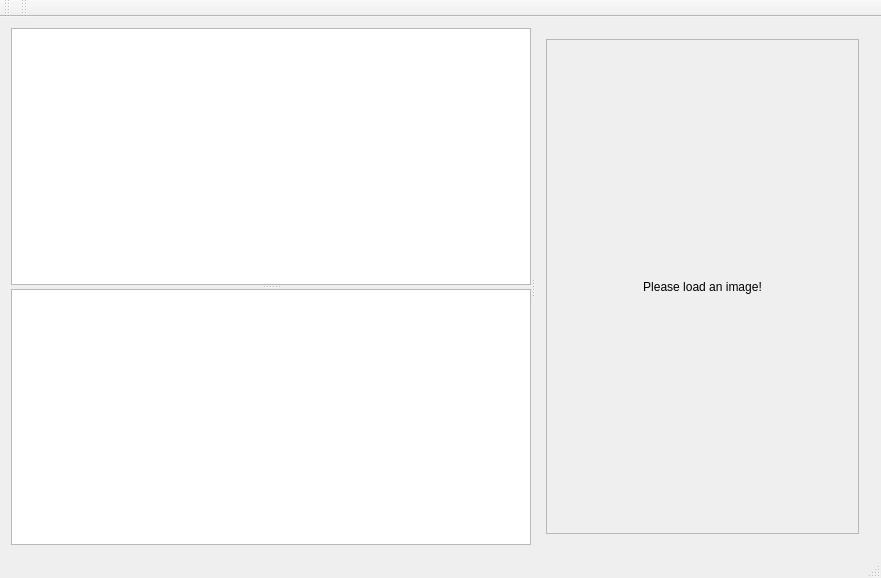
stampho/dice, file dicewindow.ui: the form before one commit.
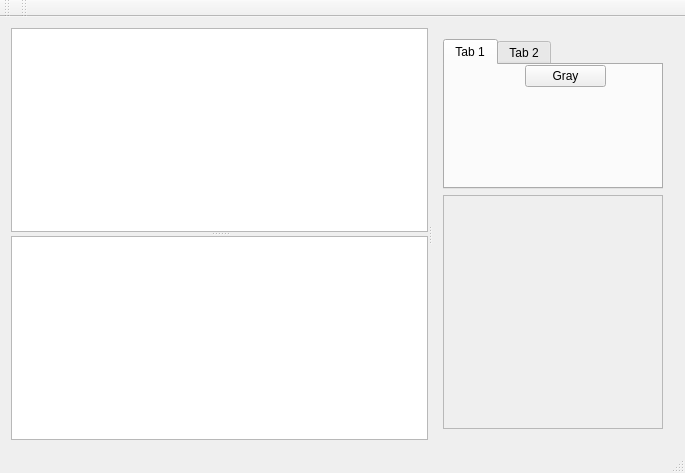
The form after the commit.

Commit message: Implement ImageStack and ImageLoader classes

What changed in the file:
```diff
--- a/dicewindow.ui
+++ b/dicewindow.ui
@@ -6,8 +6,8 @@
    <rect>
     <x>0</x>
     <y>0</y>
-    <width>881</width>
-    <height>578</height>
+    <width>685</width>
+    <height>473</height>
    </rect>
   </property>
   <property name="windowTitle">
@@ -28,17 +28,23 @@
       </property>
       <widget class="QSplitter" name="fileSplitter">
        <property name="sizePolicy">
-        <sizepolicy hsizetype="Preferred" vsizetype="Expanding">
+        <sizepolicy hsizetype="Preferred" vsizetype="Preferred">
          <horstretch>0</horstretch>
          <verstretch>0</verstretch>
         </sizepolicy>
        </property>
+       <property name="minimumSize">
+        <size>
+         <width>0</width>
+         <height>0</height>
+        </size>
+       </property>
        <property name="orientation">
         <enum>Qt::Vertical</enum>
        </property>
        <widget class="QTreeView" name="dirBrowser">
         <property name="sizePolicy">
-         <sizepolicy hsizetype="Preferred" vsizetype="Expanding">
+         <sizepolicy hsizetype="Preferred" vsizetype="MinimumExpanding">
           <horstretch>0</horstretch>
           <verstretch>0</verstretch>
          </sizepolicy>
@@ -46,7 +52,7 @@
        </widget>
        <widget class="QListView" name="fileBrowser">
         <property name="sizePolicy">
-         <sizepolicy hsizetype="Preferred" vsizetype="Expanding">
+         <sizepolicy hsizetype="Preferred" vsizetype="MinimumExpanding">
           <horstretch>0</horstretch>
           <verstretch>0</verstretch>
          </sizepolicy>
@@ -56,7 +62,61 @@
       <widget class="QWidget" name="horizontalLayoutWidget">
        <layout class="QGridLayout" name="imageLayout">
         <item row="0" column="0">
+         <widget class="QTabWidget" name="tabWidget">
+          <property name="sizePolicy">
+           <sizepolicy hsizetype="Expanding" vsizetype="Fixed">
+            <horstretch>0</horstretch>
+            <verstretch>0</verstretch>
+           </sizepolicy>
+          </property>
+          <property name="minimumSize">
+           <size>
+            <width>0</width>
+            <height>150</height>
+           </size>
+          </property>
+          <property name="currentIndex">
+           <number>0</number>
+          </property>
+          <widget class="QWidget" name="tab">
+           <attribute name="title">
+            <string>Tab 1</string>
+           </attribute>
+           <widget class="QPushButton" name="grayButton">
+            <property name="geometry">
+             <rect>
+              <x>80</x>
+              <y>0</y>
+              <width>81</width>
+              <height>22</height>
+             </rect>
+            </property>
+            <property name="text">
+             <string>Gray</string>
+            </property>
+           </widget>
+          </widget>
+          <widget class="QWidget" name="tab_2">
+           <attribute name="title">
+            <string>Tab 2</string>
+           </attribute>
+          </widget>
+         </widget>
+        </item>
+        <item row="1" column="0">
          <widget class="QScrollArea" name="scrollArea">
+          <property name="sizePolicy">
+           <sizepolicy hsizetype="Expanding" vsizetype="Preferred">
+            <horstretch>0</horstretch>
+            <verstretch>0</verstretch>
+           </sizepolicy>
+          </property>
+          <property name="minimumSize">
+           <size>
+            <width>0</width>
+            <height>0</height>
+           </size>
+          </property>
           <property name="autoFillBackground">
            <bool>true</bool>
           </property>
@@ -68,22 +128,17 @@
             <rect>
              <x>0</x>
              <y>0</y>
-             <width>326</width>
-             <height>498</height>
+             <width>253</width>
+             <height>237</height>
             </rect>
            </property>
-           <layout class="QGridLayout" name="gridLayout_2">
-            <item row="0" column="0">
-             <widget class="QLabel" name="mainImage">
-              <property name="text">
-               <string>Please load an image!</string>
-              </property>
-              <property name="alignment">
-               <set>Qt::AlignCenter</set>
-              </property>
-             </widget>
-            </item>
-           </layout>
+           <property name="sizePolicy">
+            <sizepolicy hsizetype="Expanding" vsizetype="Expanding">
+             <horstretch>0</horstretch>
+             <verstretch>0</verstretch>
+            </sizepolicy>
+           </property>
+           <layout class="QGridLayout" name="gridLayout_2"/>
           </widget>
          </widget>
         </item>
```
Left out of the diff: 13 changed lines with no effect on the pictures. The commit also changes 11 other files.
